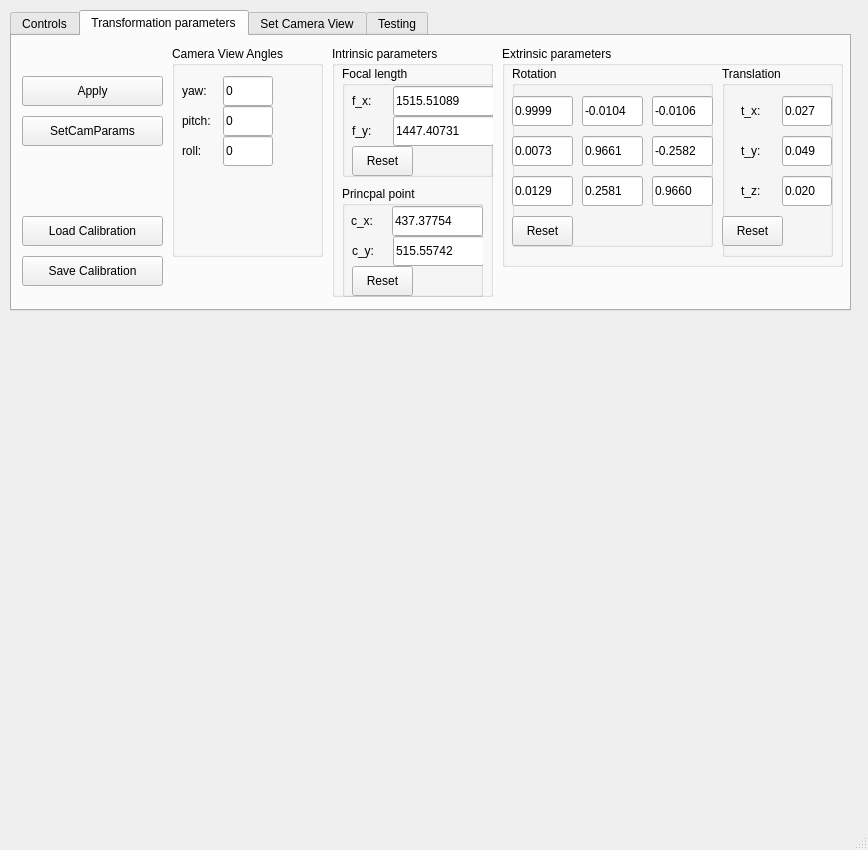
lennartclaassen/kinpro, file ui/mainwindow.ui: the form before one commit.
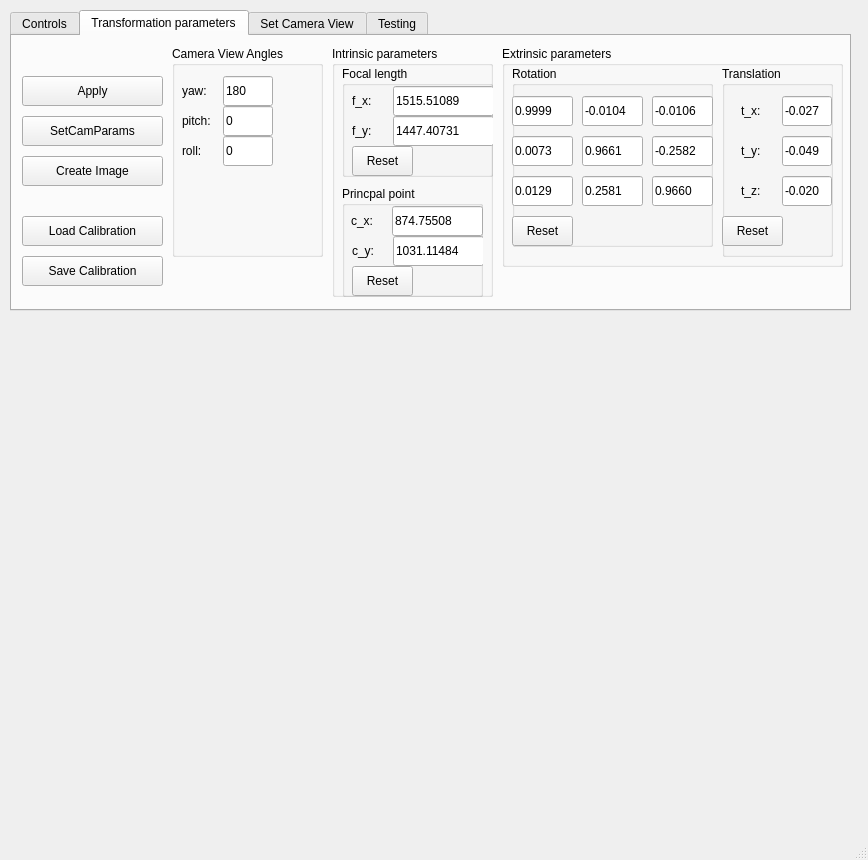
The form after the commit. Custom widgets are drawn as their Qt base class.

Commit message: img trafo and display running

The edit to the form file:
```diff
--- a/ui/mainwindow.ui
+++ b/ui/mainwindow.ui
@@ -7,7 +7,7 @@
     <x>0</x>
     <y>0</y>
     <width>868</width>
-    <height>850</height>
+    <height>860</height>
    </rect>
   </property>
   <property name="windowTitle">
@@ -544,7 +544,7 @@
          </rect>
         </property>
         <property name="text">
-         <string>0.020</string>
+         <string>-0.020</string>
         </property>
        </widget>
        <widget class="QLineEdit" name="lineTransCamProjY">
@@ -557,7 +557,7 @@
          </rect>
         </property>
         <property name="text">
-         <string>0.049</string>
+         <string>-0.049</string>
         </property>
        </widget>
        <widget class="QLabel" name="labelTransCamProjZ">
@@ -596,7 +596,7 @@
          </rect>
         </property>
         <property name="text">
-         <string>0.027</string>
+         <string>-0.027</string>
         </property>
        </widget>
        <widget class="QLabel" name="labelTransCamProjX">
@@ -882,7 +882,7 @@
          </rect>
         </property>
         <property name="text">
-         <string>515.55742</string>
+         <string>1031.11484</string>
         </property>
        </widget>
        <widget class="QLabel" name="labelIntrinsicParamsProj_cx">
@@ -921,7 +921,7 @@
          </rect>
         </property>
         <property name="text">
-         <string>437.37754</string>
+         <string>874.75508</string>
         </property>
        </widget>
        <widget class="QPushButton" name="btnResetIntrPrinc">
@@ -1039,7 +1039,7 @@
         </rect>
        </property>
        <property name="text">
-        <string>0</string>
+        <string>180</string>
        </property>
       </widget>
       <widget class="QLabel" name="labelPitch">
@@ -1056,6 +1056,19 @@
        </property>
       </widget>
      </widget>
+     <widget class="QPushButton" name="btnCreateImgFromGUI">
+      <property name="geometry">
+       <rect>
+        <x>10</x>
+        <y>120</y>
+        <width>141</width>
+        <height>30</height>
+       </rect>
+      </property>
+      <property name="text">
+       <string>Create Image</string>
+      </property>
+     </widget>
     </widget>
     <widget class="QWidget" name="tab_camView">
      <attribute name="title">
```
Left out of the diff: 40 changed lines with no effect on the pictures. The commit also changes 2 other files.
